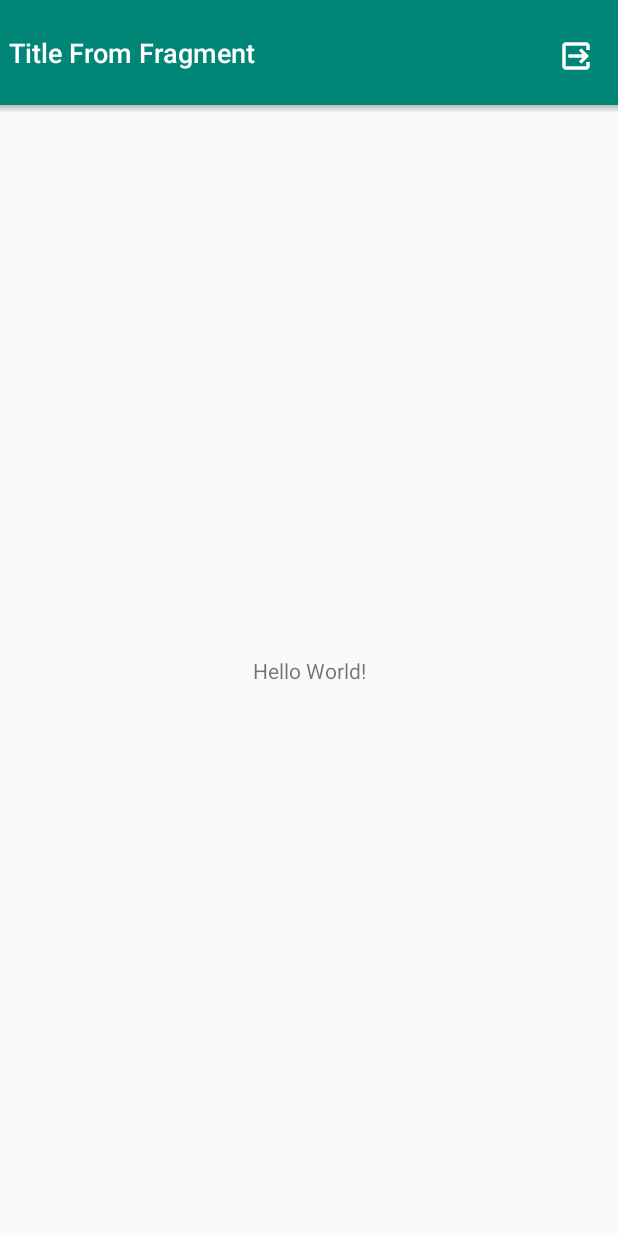
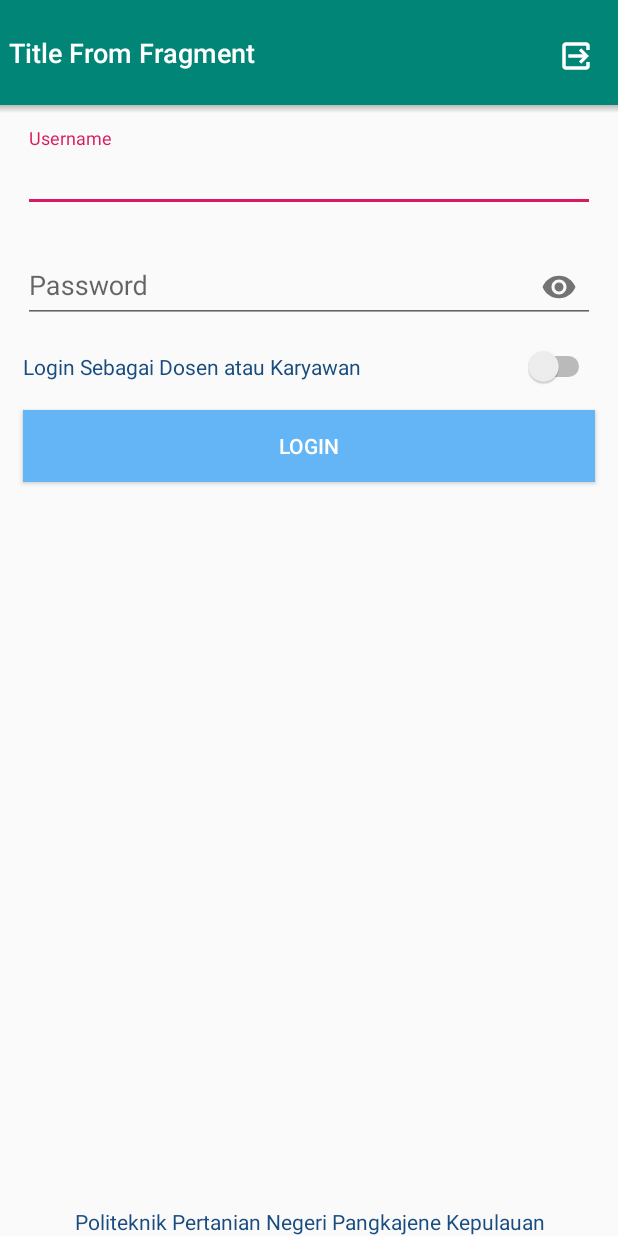
Before and after one commit to fahrulpens/ArlynBase, an Android app: the screen it shows after launch (MainActivity), on a phone screen of 412 x 824 dp. Run offline under Robolectric (Android 15) with nearby library versions, the phone set to English and light mode, and no system bars.

Commit message:
addDataRemoteResource

```diff
--- a/app/src/main/AndroidManifest.xml
+++ b/app/src/main/AndroidManifest.xml
@@ -1,6 +1,8 @@
 <?xml version="1.0" encoding="utf-8"?>
 <manifest xmlns:android="http://schemas.android.com/apk/res/android"
     package="arlyn.base.example">
+
+    <uses-permission android:name="android.permission.INTERNET" />
 
     <application
         android:allowBackup="true"
--- /dev/null
+++ b/app/src/main/java/arlyn/base/example/data/pojo/User.java
@@ -0,0 +1,6 @@
+package arlyn.base.example.data.pojo;
+
+import arlyn.playground.base.BasePojo;
+
+public class User extends BasePojo {
+}
--- /dev/null
+++ b/app/src/main/java/arlyn/base/example/data/source/MainDataSource.java
@@ -0,0 +1,37 @@
+package arlyn.base.example.data.source;
+
+import java.util.HashMap;
+import java.util.Map;
+
+import arlyn.playground.base.BaseRemoteRepository;
+import arlyn.playground.base.RequestResponseListener;
+import retrofit2.Call;
+
+public class MainDataSource extends BaseRemoteRepository<MainEndPoint> {
+    private static final String BASE_URL = "http://online.mis.polipangkep.ac.id";
+
+    @Override
+    protected String setBaseUrl() {
+        return BASE_URL;
+    }
+
+    @Override
+    protected void setEndPoint() {
+        endPoint = retrofit.create(MainEndPoint.class);
+    }
+
+    @Override
+    protected boolean enableLogging() {
+        return true;
+    }
+
+    public void login(String email, String password, RequestResponseListener listener) {
+        Map<String, String> params = new HashMap<>();
+        params.put("Usr", email);
+        params.put("Pwds", password);
+        params.put("jnsUsr", "1");
+        params.put("op","17");
+        Call<String> call = endPoint.login(params);
+        execute(call, listener);
+    }
+}
--- /dev/null
+++ b/app/src/main/java/arlyn/base/example/data/source/MainEndPoint.java
@@ -0,0 +1,25 @@
+package arlyn.base.example.data.source;
+
+import java.util.Map;
+
+import retrofit2.Call;
+import retrofit2.http.FieldMap;
+import retrofit2.http.FormUrlEncoded;
+import retrofit2.http.GET;
+import retrofit2.http.POST;
+import retrofit2.http.QueryMap;
+
+public interface MainEndPoint {
+    String END_POINT_ONE = "/WS_QR/Data.php";
+    String END_POINT_TWO = "/WS_QR/Data.php";
+
+
+    @GET(END_POINT_ONE)
+    Call<String> login(@QueryMap Map<String, String> param);
+
+
+    @FormUrlEncoded
+    @POST(END_POINT_TWO)
+    Call<String> logout(@FieldMap Map<String, String> param);
+
+}
--- a/app/src/main/java/arlyn/base/example/modul/MainFragment.java
+++ b/app/src/main/java/arlyn/base/example/modul/MainFragment.java
@@ -2,15 +2,25 @@ package arlyn.base.example.modul;
 
 import android.os.Bundle;
 import android.view.LayoutInflater;
+import android.view.View;
 import android.view.ViewGroup;
+import android.widget.Button;
 
 import androidx.annotation.Nullable;
+
 import arlyn.base.example.R;
+import arlyn.base.example.data.source.MainDataSource;
 import arlyn.playground.base.BaseFragment;
 
 public class MainFragment extends BaseFragment<MainActivity, MainContract.Presenter> implements MainContract.View {
 
+    private Button loginButton;
+
     public MainFragment() {
+    }
+
+    private void onClickLogin() {
+        mPresenter.performLogin("itajuwita", "pangkep");
     }
 
     @Nullable
@@ -19,8 +29,16 @@ public class MainFragment extends BaseFragment<MainActivity, MainContract.Presen
         super.onCreateView(inflater, container, savedInstanceState);
         fragmentView = inflater.inflate(R.layout.activity_main, container, false);
 
-        mPresenter = new MainPresenter(this);
+        mPresenter = new MainPresenter(this, new MainDataSource());
         mPresenter.start();
+
+        loginButton = (Button) fragmentView.findViewById(R.id.bt_login);
+        loginButton.setOnClickListener(new View.OnClickListener() {
+            @Override
+            public void onClick(View view) {
+                onClickLogin();
+            }
+        });
 
         return fragmentView;
     }
--- a/app/src/main/java/arlyn/base/example/modul/MainPresenter.java
+++ b/app/src/main/java/arlyn/base/example/modul/MainPresenter.java
@@ -1,17 +1,27 @@
 package arlyn.base.example.modul;
 
 import android.util.Log;
+import android.widget.Button;
 
 import java.util.ArrayList;
 
+import arlyn.base.example.data.pojo.User;
+import arlyn.base.example.data.source.MainDataSource;
 import arlyn.playground.base.ConstantStatus;
+import arlyn.playground.base.DataResult;
+import arlyn.playground.base.RequestResponseListener;
 
 public class MainPresenter implements MainContract.Presenter{
     private final MainContract.View view;
+    private final MainDataSource mainDataSource;
+    private User user;
 
 
-    public MainPresenter(MainContract.View view) {
+
+    public MainPresenter(MainContract.View view, MainDataSource mainDataSource) {
         this.view = view;
+        this.mainDataSource = mainDataSource;
+
     }
 
     @Override
@@ -21,7 +31,27 @@ public class MainPresenter implements MainContract.Presenter{
 
 
     @Override
-    public void performLogin(String email, String password) {
+    public void performLogin(final String email, final String password){
 
+        Log.i("LoginUser", "LogStatusLogin : dosen");
+        mainDataSource.login(email, password,new RequestResponseListener() {
+            @Override
+            public void onSuccess(String dataResult) {
+                new DataResult<User>().getResult(user, dataResult);
+                if(user.getStatusCode().equals("000")) {//success
+                    Log.i("LOGIN RESULT", dataResult);
+                }else{
+                    view.setLoadingDialog(false, null);
+                    view.showStatus(ConstantStatus.STATUS_ERROR, "Login failed");
+                }
+            }
+
+
+            @Override
+            public void onFailure(Throwable throwable) {
+                view.setLoadingDialog(false, null);
+                view.showStatus(ConstantStatus.STATUS_ERROR, "Gagal terhubung ke server");
+            }
+        });
     }
 }
--- a/app/src/main/res/layout/activity_main.xml
+++ b/app/src/main/res/layout/activity_main.xml
@@ -1,18 +1,95 @@
-<?xml version="1.0" encoding="utf-8"?>
-<androidx.constraintlayout.widget.ConstraintLayout xmlns:android="http://schemas.android.com/apk/res/android"
+<RelativeLayout xmlns:android="http://schemas.android.com/apk/res/android"
     xmlns:app="http://schemas.android.com/apk/res-auto"
     xmlns:tools="http://schemas.android.com/tools"
     android:layout_width="match_parent"
-    android:layout_height="match_parent"
-    tools:context=".modul.MainActivity">
+    android:layout_height="match_parent">
+
+    <com.google.android.material.textfield.TextInputLayout
+        android:id="@+id/til_email"
+        android:layout_width="match_parent"
+        android:layout_height="wrap_content"
+        android:layout_marginLeft="15dp"
+        android:layout_marginTop="15dp"
+        android:layout_marginRight="15dp">
+
+        <androidx.appcompat.widget.AppCompatAutoCompleteTextView
+            android:id="@+id/et_email"
+            android:layout_width="match_parent"
+            android:layout_height="wrap_content"
+            android:hint="Username"
+            android:ems="10"
+            android:textColor="@color/pensTextDark"
+            android:inputType="textEmailAddress"/>
+
+    </com.google.android.material.textfield.TextInputLayout>
+
+    <com.google.android.material.textfield.TextInputLayout
+        android:id="@+id/til_password"
+        android:layout_width="match_parent"
+        android:layout_height="wrap_content"
+        android:layout_below="@id/til_email"
+        android:layout_marginLeft="15dp"
+        android:layout_marginTop="15dp"
+        android:layout_marginRight="15dp"
+        app:passwordToggleEnabled="true">
+
+        <androidx.appcompat.widget.AppCompatEditText
+            android:id="@+id/et_password"
+            android:layout_width="match_parent"
+            android:layout_height="wrap_content"
+            android:hint="Password"
+            android:textColor="@color/pensTextDark"
+            android:inputType="textPassword"/>
+    </com.google.android.material.textfield.TextInputLayout>
+
+    <Switch
+        android:id="@+id/switch1"
+        android:layout_width="match_parent"
+        android:layout_height="wrap_content"
+        android:layout_marginLeft="15dp"
+        android:layout_marginTop="15dp"
+        android:layout_marginRight="15dp"
+        android:layout_below="@id/til_password"
+        android:textColor="@color/pensTextDark"
+        android:text="Login Sebagai Dosen atau Karyawan" />
+
+    <Button
+        android:id="@+id/bt_login"
+        style="?android:attr/buttonStyleSmall"
+        android:layout_width="match_parent"
+        android:layout_height="wrap_content"
+        android:layout_below="@id/switch1"
+        android:layout_marginLeft="15dp"
+        android:layout_marginTop="15dp"
+        android:layout_marginRight="15dp"
+        android:background="@color/blue_300"
+        android:foreground="?android:attr/selectableItemBackground"
+        android:text="Login"
+        android:textColor="@color/pensWhite" />
 
     <TextView
-        android:layout_width="wrap_content"
+        android:id="@+id/tv_no_account"
+        android:layout_width="match_parent"
         android:layout_height="wrap_content"
-        android:text="Hello World!"
-        app:layout_constraintBottom_toBottomOf="parent"
-        app:layout_constraintLeft_toLeftOf="parent"
-        app:layout_constraintRight_toRightOf="parent"
-        app:layout_constraintTop_toTopOf="parent" />
+        android:layout_below="@+id/bt_login"
+        android:layout_marginLeft="15dp"
+        android:layout_marginTop="15dp"
+        android:layout_marginRight="15dp"
+        android:gravity="center"
+        android:textColor="@color/pensTextDark"
+        android:text="" />
 
-</androidx.constraintlayout.widget.ConstraintLayout>
+    <TextView
+        android:id="@+id/tv_app_version"
+        android:layout_width="match_parent"
+        android:layout_height="match_parent"
+        android:layout_below="@+id/tv_no_account"
+        android:layout_marginLeft="15dp"
+        android:layout_marginTop="15dp"
+        android:layout_marginRight="15dp"
+        android:gravity="bottom|center_horizontal"
+        android:text="Politeknik Pertanian Negeri Pangkajene Kepulauan"
+        android:textColor="@color/pensTextDark" />
+
+
+</RelativeLayout>
--- /dev/null
+++ b/arlynbase/src/main/java/arlyn/playground/base/BaseRemoteRepository.java
@@ -0,0 +1,74 @@
+package arlyn.playground.base;
+
+import android.util.Log;
+
+import java.util.concurrent.TimeUnit;
+
+
+import okhttp3.OkHttpClient;
+import okhttp3.logging.HttpLoggingInterceptor;
+import retrofit2.Call;
+import retrofit2.Callback;
+import retrofit2.Response;
+import retrofit2.Retrofit;
+import retrofit2.converter.scalars.ScalarsConverterFactory;
+
+public abstract class BaseRemoteRepository<V> {
+
+    protected Retrofit retrofit;
+    protected V endPoint;
+
+    protected BaseRemoteRepository() {
+        HttpLoggingInterceptor logging = new HttpLoggingInterceptor();
+        logging.setLevel(HttpLoggingInterceptor.Level.BODY);
+
+        Retrofit.Builder retrofitBuilder = new Retrofit.Builder()
+                .baseUrl(setBaseUrl())
+                .addConverterFactory(ScalarsConverterFactory.create());
+
+        if (enableLogging()) {
+            OkHttpClient.Builder httpClient = new OkHttpClient.Builder()
+                    .addInterceptor(logging)
+                    .readTimeout(60, TimeUnit.SECONDS)
+                    .connectTimeout(60, TimeUnit.SECONDS);
+
+            retrofitBuilder.client(httpClient.build());
+        }
+
+        retrofit = retrofitBuilder.build();
+
+        setEndPoint();
+    }
+
+    protected abstract String setBaseUrl();
+
+    protected abstract void setEndPoint();
+
+    protected abstract boolean enableLogging();
+
+    @SuppressWarnings("unchecked")
+    protected <T> void execute(Call call, final RequestResponseListener listener) {
+
+
+        call.enqueue(new Callback<String>() {
+            @Override
+            public void onResponse(Call<String> call, Response<String> response) {
+                if (response.body() == null) {
+                    listener.onFailure(new Throwable());
+                    Log.e("Fatal Error", "JSON Mal-formatted");
+                } else {
+                    listener.onSuccess(response.body());
+                }
+            }
+
+            @Override
+            public void onFailure(Call<String> call, Throwable t) {
+                t.printStackTrace();
+                listener.onFailure(t);
+            }
+        });
+    }
+
+
+
+}
--- /dev/null
+++ b/arlynbase/src/main/java/arlyn/playground/base/RequestResponseListener.java
@@ -0,0 +1,8 @@
+package arlyn.playground.base;
+
+
+public interface RequestResponseListener<T> {
+    void onSuccess(String result);
+
+    void onFailure(Throwable throwable);
+}
```
Also changed, not shown: app/build.gradle (+7 -0 lines), arlynbase/build.gradle (+7 -0 lines), arlynbase/src/main/java/arlyn/playground/base/BasePojo.java (added, +33 -0 lines), arlynbase/src/main/java/arlyn/playground/base/DataResult.java (added, +13 -0 lines).
